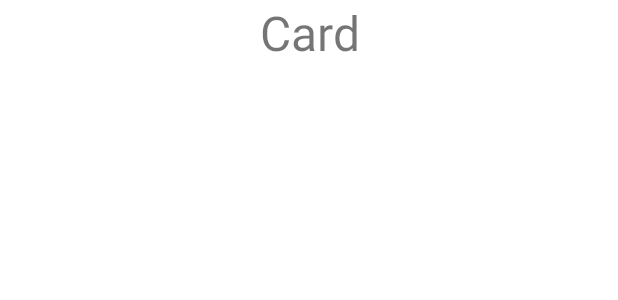
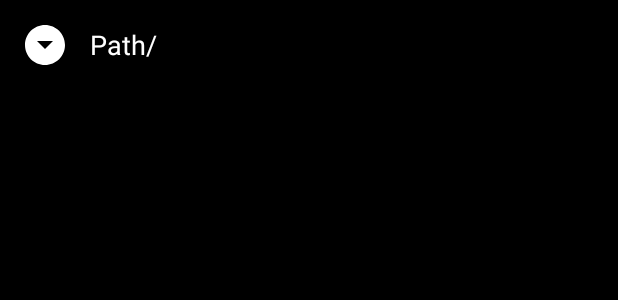
Before and after one commit to dg22844/file_explorer, an Android app: the layout fragment_card.xml on its own in the app's theme, with its tools: preview values and no code run, on a phone screen of 412 x 824 dp. Shown: the top 300 px of the screen. Run offline under Robolectric (Android 15) with nearby library versions, the phone set to English and light mode, and no system bars.

Commit message:
Dodanie "CardFragment"

```diff
--- a/app/src/main/java/com/example/file_explorer/MainActivity.java
+++ b/app/src/main/java/com/example/file_explorer/MainActivity.java
@@ -11,6 +11,7 @@ import android.os.Bundle;
 import android.view.MenuItem;
 import android.widget.Toast;
 
+import com.example.file_explorer.Fragments.CardFragment;
 import com.example.file_explorer.Fragments.HomeFragment;
 import com.example.file_explorer.Fragments.InternalFragment;
 import com.google.android.material.navigation.NavigationView;
--- a/app/src/main/res/layout/fragment_card.xml
+++ b/app/src/main/res/layout/fragment_card.xml
@@ -1,15 +1,38 @@
 <?xml version="1.0" encoding="utf-8"?>
 <LinearLayout xmlns:android="http://schemas.android.com/apk/res/android"
     android:layout_width="match_parent"
-    android:layout_height="match_parent">
+    android:layout_height="match_parent"
+    android:background="@color/black"
+    android:orientation="vertical">
 
-    <TextView
-        android:text="Card"
-        android:textSize="32sp"
-        android:gravity="center"
+    <LinearLayout
+        android:layout_width="match_parent"
+        android:layout_height="60dp">
 
+        <ImageView
+            android:id="@+id/img_back"
+            android:padding="14dp"
+            android:src="@drawable/ic_dropdown"
+            android:layout_width="60dp"
+            android:layout_height="60dp">
+        </ImageView>
+
+        <TextView
+            android:id="@+id/tv_pathHolder"
+            android:text="Path/"
+            android:textColor="@color/white"
+            android:textSize="18sp"
+            android:gravity="center_vertical"
+            android:layout_width="match_parent"
+            android:layout_height="60dp">
+        </TextView>
+
+    </LinearLayout>
+
+    <androidx.recyclerview.widget.RecyclerView
+        android:id="@+id/recycler_internal"
         android:layout_width="match_parent"
-        android:layout_height="wrap_content">
-    </TextView>
+        android:layout_height="match_parent">
 
+    </androidx.recyclerview.widget.RecyclerView>
 </LinearLayout>
```
Also changed, not shown: app/src/main/java/com/example/file_explorer/Fragments/CardFragment.java (added, +315 -0 lines).
